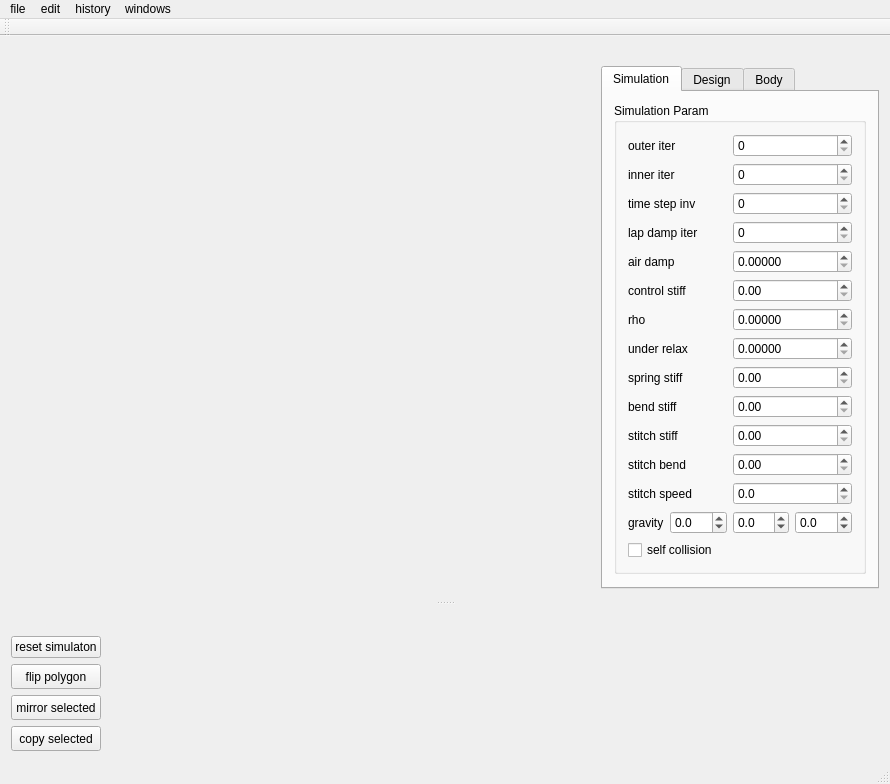
dolphin-li/ClothDesigner, file clothdesigner.ui: the form before one commit.
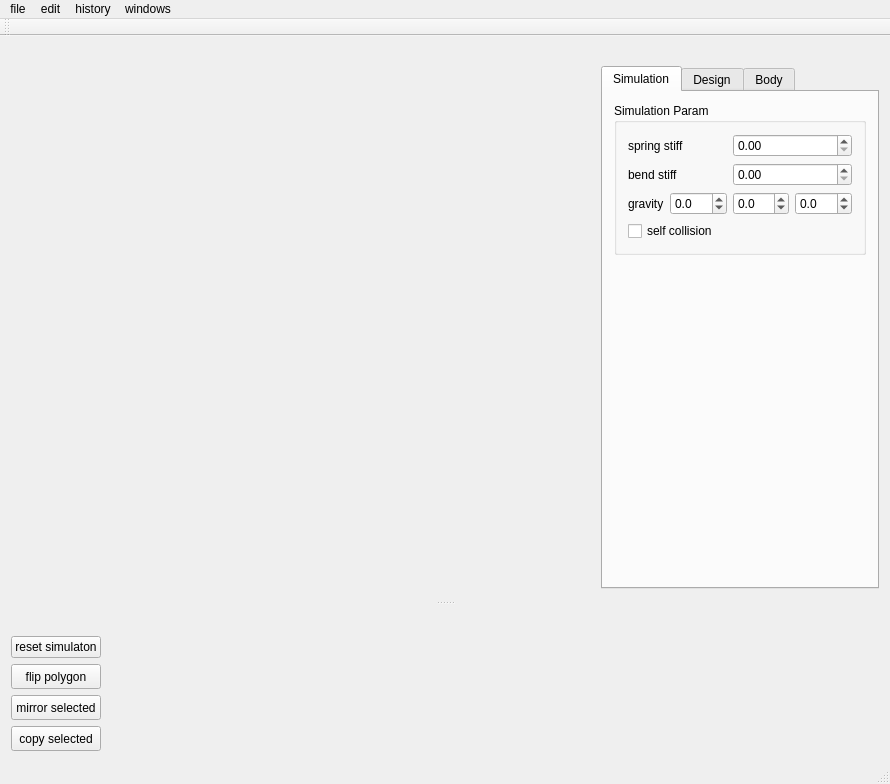
The form after the commit.

What changed in the file:
```diff
--- a/clothdesigner.ui
+++ b/clothdesigner.ui
@@ -107,87 +107,15 @@
             <string>Simulation Param</string>
            </property>
            <layout class="QGridLayout" name="gridLayout">
-            <item row="8" column="2" colspan="2">
+            <item row="0" column="2" colspan="2">
              <widget class="QDoubleSpinBox" name="sbSparamSpringStiff">
               <property name="maximum">
                <double>999999999.000000000000000</double>
               </property>
              </widget>
             </item>
-            <item row="3" column="2" colspan="2">
-             <widget class="QSpinBox" name="sbSparamLapDampIter"/>
-            </item>
-            <item row="10" column="2" colspan="2">
-             <widget class="QDoubleSpinBox" name="sbSparamStitchStiff">
-              <property name="maximum">
-               <double>99999999.000000000000000</double>
-              </property>
-             </widget>
-            </item>
-            <item row="7" column="2" colspan="2">
-             <widget class="QDoubleSpinBox" name="sbSparamUnderRelax">
-              <property name="decimals">
-               <number>5</number>
-              </property>
-              <property name="maximum">
-               <double>1.000000000000000</double>
-              </property>
-             </widget>
-            </item>
-            <item row="2" column="2" colspan="2">
-             <widget class="QSpinBox" name="sbSparamTimeStepInv">
-              <property name="maximum">
-               <number>9999</number>
-              </property>
-             </widget>
-            </item>
-            <item row="3" column="0" colspan="2">
-             <widget class="QLabel" name="label_4">
-              <property name="text">
-               <string>lap damp iter</string>
-              </property>
-             </widget>
-            </item>
-            <item row="11" column="2" colspan="2">
-             <widget class="QDoubleSpinBox" name="sbSparamStitchBend">
-              <property name="maximum">
-               <double>99999999.000000000000000</double>
-              </property>
-             </widget>
-            </item>
-            <item row="5" column="2" colspan="2">
-             <widget class="QDoubleSpinBox" name="sbSparamControlStiff">
-              <property name="maximum">
-               <double>999999999.000000000000000</double>
-              </property>
-             </widget>
-            </item>
-            <item row="9" column="2" colspan="2">
-             <widget class="QDoubleSpinBox" name="sbSparamBendStiff">
-              <property name="maximum">
-               <double>9999.000000000000000</double>
-              </property>
-             </widget>
-            </item>
-            <item row="14" column="0">
-             <widget class="QLabel" name="label_11">
-              <property name="text">
-               <string>gravity</string>
-              </property>
-             </widget>
-            </item>
-            <item row="12" column="2" colspan="2">
-             <widget class="QDoubleSpinBox" name="sbSparamStitchSpeed">
-              <property name="decimals">
-               <number>1</number>
-              </property>
-              <property name="maximum">
-               <double>100.000000000000000</double>
-              </property>
-             </widget>
-            </item>
-            <item row="14" column="3">
-             <widget class="QDoubleSpinBox" name="sbSparamGravityZ">
+            <item row="3" column="1">
+             <widget class="QDoubleSpinBox" name="sbSparamGravityX">
               <property name="decimals">
                <number>1</number>
               </property>
@@ -196,63 +124,14 @@
               </property>
              </widget>
             </item>
-            <item row="0" column="0" colspan="2">
-             <widget class="QLabel" name="label">
-              <property name="text">
-               <string>outer iter</string>
-              </property>
-             </widget>
-            </item>
             <item row="1" column="0" colspan="2">
-             <widget class="QLabel" name="label_2">
-              <property name="text">
-               <string>inner iter</string>
-              </property>
-             </widget>
-            </item>
-            <item row="4" column="0" colspan="2">
-             <widget class="QLabel" name="label_5">
-              <property name="text">
-               <string>air damp</string>
-              </property>
-             </widget>
-            </item>
-            <item row="5" column="0" colspan="2">
-             <widget class="QLabel" name="label_6">
-              <property name="text">
-               <string>control stiff</string>
-              </property>
-             </widget>
-            </item>
-            <item row="9" column="0" colspan="2">
              <widget class="QLabel" name="label_10">
               <property name="text">
                <string>bend stiff</string>
               </property>
              </widget>
             </item>
-            <item row="7" column="0" colspan="2">
-             <widget class="QLabel" name="label_8">
-              <property name="text">
-               <string>under relax</string>
-              </property>
-             </widget>
-            </item>
-            <item row="10" column="0" colspan="2">
-             <widget class="QLabel" name="label_12">
-              <property name="text">
-               <string>stitch stiff</string>
-              </property>
-             </widget>
-            </item>
-            <item row="1" column="2" colspan="2">
-             <widget class="QSpinBox" name="sbSparamInnerIter">
-              <property name="maximum">
-               <number>9999</number>
-              </property>
-             </widget>
-            </item>
-            <item row="14" column="2">
+            <item row="3" column="2">
              <widget class="QDoubleSpinBox" name="sbSparamGravityY">
               <property name="decimals">
                <number>1</number>
@@ -262,81 +141,44 @@
               </property>
              </widget>
             </item>
-            <item row="6" column="2" colspan="2">
-             <widget class="QDoubleSpinBox" name="sbSparamRho">
-              <property name="decimals">
-               <number>5</number>
-              </property>
-              <property name="maximum">
-               <double>1.000000000000000</double>
-              </property>
-             </widget>
-            </item>
-            <item row="2" column="0" colspan="2">
-             <widget class="QLabel" name="label_3">
+            <item row="3" column="0">
+             <widget class="QLabel" name="label_11">
               <property name="text">
-               <string>time step inv</string>
+               <string>gravity</string>
               </property>
              </widget>
             </item>
-            <item row="4" column="2" colspan="2">
-             <widget class="QDoubleSpinBox" name="sbSparamAirDamp">
-              <property name="decimals">
-               <number>5</number>
-              </property>
+            <item row="1" column="2" colspan="2">
+             <widget class="QDoubleSpinBox" name="sbSparamBendStiff">
               <property name="maximum">
-               <double>1.000000000000000</double>
+               <double>9999.000000000000000</double>
               </property>
              </widget>
             </item>
-            <item row="12" column="0" colspan="2">
-             <widget class="QLabel" name="label_13">
-              <property name="text">
-               <string>stitch speed</string>
-              </property>
-             </widget>
-            </item>
-            <item row="11" column="0" colspan="2">
-             <widget class="QLabel" name="label_15">
-              <property name="text">
-               <string>stitch bend</string>
-              </property>
-             </widget>
-            </item>
-            <item row="6" column="0" colspan="2">
-             <widget class="QLabel" name="label_7">
-              <property name="text">
-               <string>rho</string>
-              </property>
-             </widget>
-            </item>
-            <item row="8" column="0" colspan="2">
-             <widget class="QLabel" name="label_9">
-              <property name="text">
-               <string>spring stiff</string>
-              </property>
-             </widget>
-            </item>
-            <item row="14" column="1">
-             <widget class="QDoubleSpinBox" name="sbSparamGravityX">
-              <property name="decimals">
-               <number>1</number>
-              </property>
-              <property name="minimum">
-               <double>-100.000000000000000</double>
-              </property>
-             </widget>
-            </item>
-            <item row="0" column="2" colspan="2">
-             <widget class="QSpinBox" name="sbSparamOuterIter"/>
-            </item>
-            <item row="15" column="0" colspan="2">
+            <item row="4" column="0" colspan="2">
              <widget class="QCheckBox" name="cbSelfCollision">
               <property name="text">
                <string>self collision</string>
               </property>
              </widget>
             </item>
+            <item row="3" column="3">
+             <widget class="QDoubleSpinBox" name="sbSparamGravityZ">
+              <property name="decimals">
+               <number>1</number>
+              </property>
+              <property name="minimum">
+               <double>-100.000000000000000</double>
+              </property>
+             </widget>
+            </item>
+            <item row="0" column="0" colspan="2">
+             <widget class="QLabel" name="label_9">
+              <property name="text">
+               <string>spring stiff</string>
+              </property>
+             </widget>
+            </item>
            </layout>
           </widget>
          </item>
```
